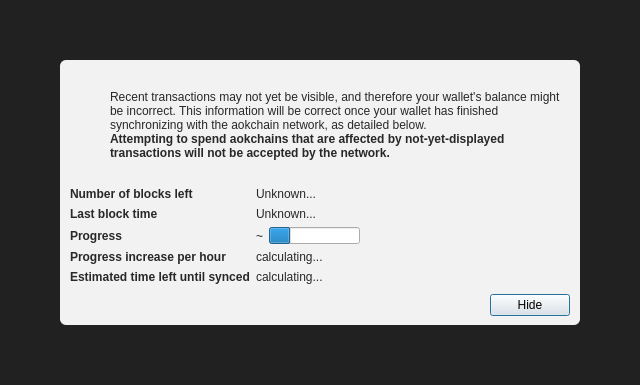
First picture: the form in src/qt/forms/modaloverlay.ui, repository AokChain/AokChain, before the edit.
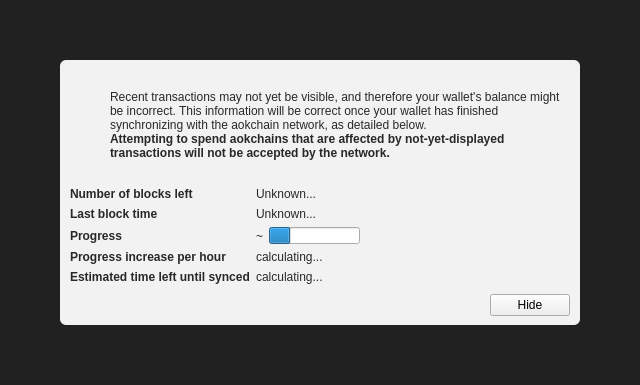
Second picture: the form after the edit. Icons and pictures are not drawn. Custom widgets are drawn as their Qt base class.

```diff
--- a/src/qt/forms/modaloverlay.ui
+++ b/src/qt/forms/modaloverlay.ui
@@ -351,12 +351,6 @@
              <property name="text">
               <string>Hide</string>
              </property>
-             <property name="focusPolicy">
-              <enum>Qt::StrongFocus</enum>
-             </property>
-             <property name="default">
-              <bool>true</bool>
-             </property>
             </widget>
            </item>
           </layout>
```
Left out of the diff: 2 changed lines with no effect on the pictures.
